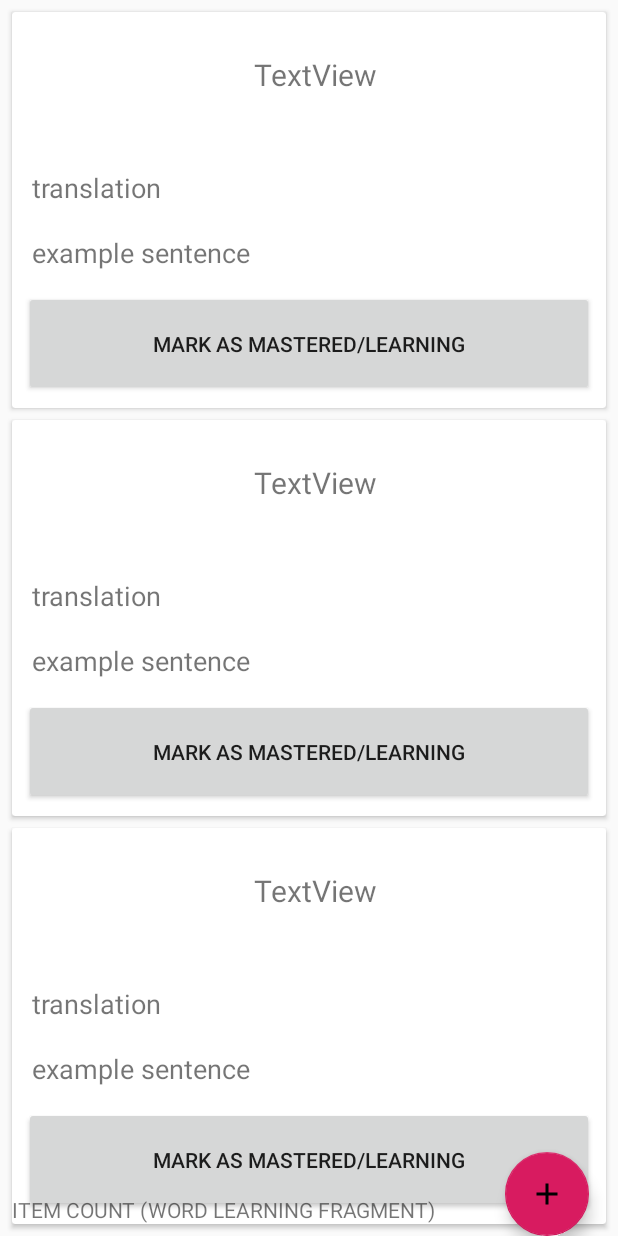
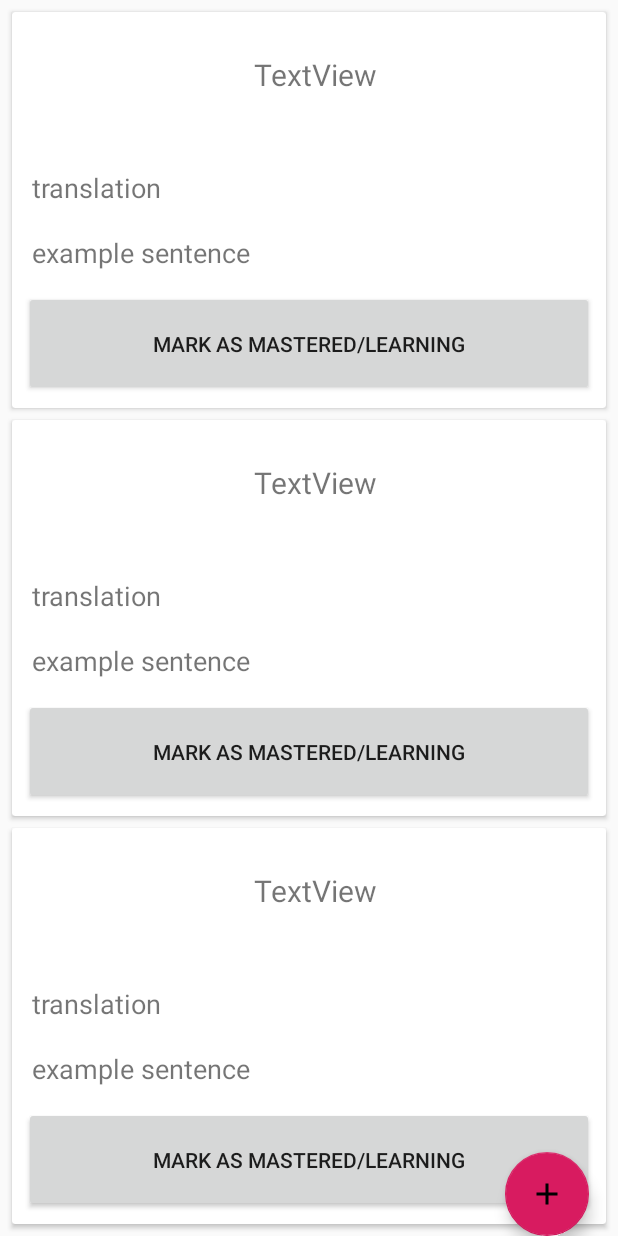
Before and after one commit to usavas/ezberteknigi, an Android app: the layout fragment_words.xml on its own in the app's theme, with its tools: preview values and no code run, on a phone screen of 412 x 824 dp. Run offline under Robolectric (Android 15) with nearby library versions, the phone set to English and light mode, and no system bars.

```diff
--- a/app/src/main/res/layout/fragment_words.xml
+++ b/app/src/main/res/layout/fragment_words.xml
@@ -24,15 +24,4 @@
         app:layout_anchor="@+id/recycler_view_word"
         app:layout_anchorGravity="right|bottom" />
 
-    <TextView
-        android:id="@+id/text_view_item_count_learning"
-        android:layout_width="match_parent"
-        android:layout_margin="8dp"
-        android:layout_height="wrap_content"
-        android:layout_alignParentStart="true"
-        android:layout_alignParentBottom="true"
-        android:text="ITEM COUNT (WORD LEARNING FRAGMENT)"
-        app:layout_anchor="@+id/recycler_view_word"
-        app:layout_anchorGravity="bottom|center" />
-
 </android.support.design.widget.CoordinatorLayout>
--- a/app/src/main/res/layout/item_reading_text.xml
+++ b/app/src/main/res/layout/item_reading_text.xml
@@ -2,6 +2,7 @@
 <android.support.v7.widget.CardView xmlns:android="http://schemas.android.com/apk/res/android"
     android:layout_width="match_parent"
     android:layout_height="wrap_content"
+    android:elevation="8dp"
     android:layout_marginEnd="8dp"
     android:layout_marginStart="8dp"
     android:layout_marginTop="8dp">
--- a/app/src/main/res/layout/item_word.xml
+++ b/app/src/main/res/layout/item_word.xml
@@ -2,6 +2,7 @@
 <android.support.v7.widget.CardView xmlns:android="http://schemas.android.com/apk/res/android"
     android:layout_width="match_parent"
     android:layout_height="wrap_content"
+    android:elevation="8dp"
     xmlns:tools="http://schemas.android.com/tools"
     android:layout_marginEnd="8dp"
     android:layout_marginStart="8dp"
```
Also changed, not shown: app/src/main/java/com/example/savas/ezberteknigi/Activities/WordsFragment.java (+4 -7 lines).
